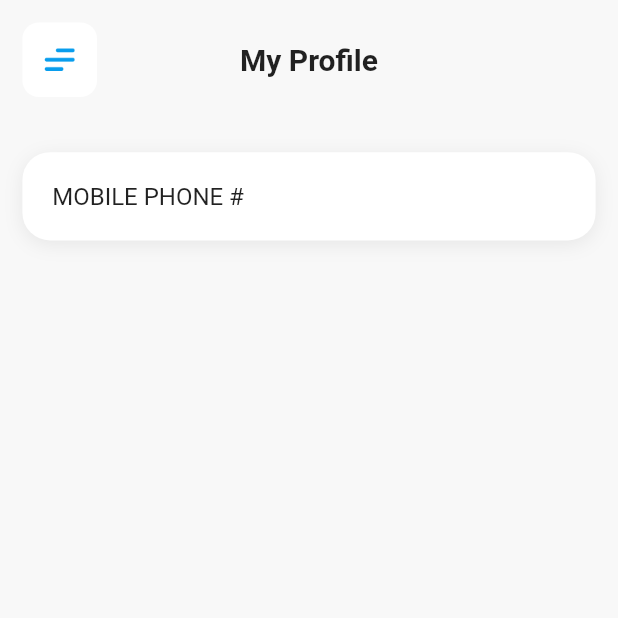
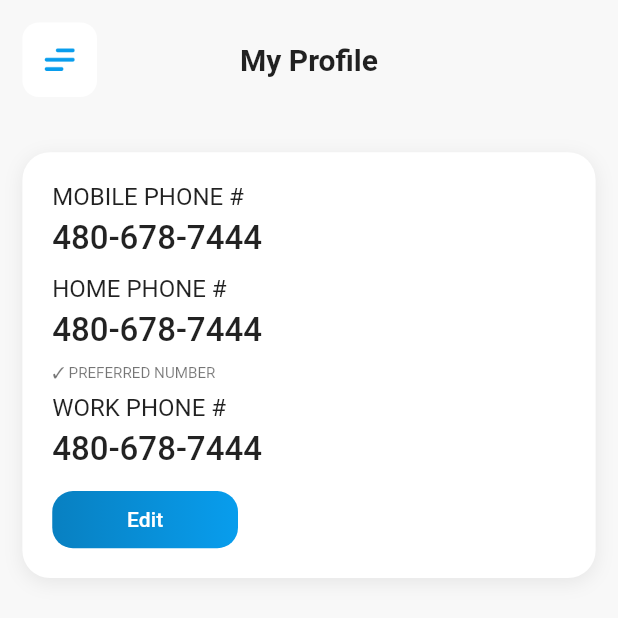
Before and after one commit to GarimaBharatdwaj/american_mile, a Flutter app: the ProfileView screen opened by its route, on a phone screen of 412 x 824 dp, the top half of it. Run offline on Flutter 3.47's test engine with Material 2 defaults, Android fonts, the phone set to English and light mode, and no system bars; our stand-ins replace cached_network_image, flutter_screenutil, gap, get; network calls fail.

Commit message:
button Add

```diff
--- a/lib/app/modules/profile/views/profile_view.dart
+++ b/lib/app/modules/profile/views/profile_view.dart
@@ -1,4 +1,5 @@
 import 'package:american_mile/core/components/rect_icon.dart';
+import 'package:american_mile/core/components/small_button.dart';
 import '../../../../common_lib.dart';
 import '../../../../core/components/index.dart';
 import '../../../../core/utils/index.dart';
@@ -46,12 +47,47 @@ class ProfileView extends GetView<ProfileController> {
                     children: [
                       Row(
                         children: [
-                          Text(
-                            "MOBILE PHONE #",
-                            style: Get.textTheme.titleMedium,
-                          ),
+                          Text("MOBILE PHONE #",
+                              style: Get.textTheme.titleMedium),
                         ],
-                      )
+                      ),
+                      Gap(6.h),
+                      Text(
+                        "480-678-7444",
+                        style: Get.textTheme.titleLarge?.copyWith(
+                          fontSize: 24.sp,
+                        ),
+                      ),
+                      Gap(12.h),
+                      Text("HOME PHONE #", style: Get.textTheme.titleMedium),
+                      Gap(6.h),
+                      Text(
+                        "480-678-7444",
+                        style: Get.textTheme.titleLarge?.copyWith(
+                          fontSize: 24.sp,
+                        ),
+                      ),
+                      Gap(8.h),
+                      Text(
+                        "✓ PREFERRED NUMBER",
+                        style: Get.textTheme.bodySmall?.copyWith(
+                          fontSize: 11.sp,
+                        ),
+                      ),
+                      Gap(8.h),
+                      Text("WORK PHONE #", style: Get.textTheme.titleMedium),
+                      Gap(6.h),
+                      Text(
+                        "480-678-7444",
+                        style: Get.textTheme.titleLarge?.copyWith(
+                          fontSize: 24.sp,
+                        ),
+                      ),
+                      Gap(16.h),
+                      RectSmallButton(
+                        buttonText: "Edit",
+                        onTap: () {},
+                      ),
                     ],
                   ),
                 ),
--- /dev/null
+++ b/lib/core/components/small_button.dart
@@ -0,0 +1,34 @@
+import '../../common_lib.dart';
+import '../utils/index.dart';
+
+class RectSmallButton extends StatelessWidget {
+  final String buttonText;
+  final void Function() onTap;
+  const RectSmallButton({
+    super.key,
+    required this.buttonText,
+    required this.onTap,
+  });
+
+  @override
+  Widget build(BuildContext context) {
+    return GestureDetector(
+      onTap: onTap,
+      child: Container(
+        padding: EdgeInsets.symmetric(
+          horizontal: 50.w,
+          vertical: 12.h,
+        ),
+        decoration: BoxDecoration(
+            gradient: LinearGradient(
+              colors: [AppColors.primaryDark, AppColors.primary],
+            ),
+            borderRadius: BorderRadius.circular(15.r)),
+        child: Text(
+          buttonText,
+          style: Get.textTheme.titleSmall?.copyWith(color: AppColors.white),
+        ),
+      ),
+    );
+  }
+}
--- a/lib/core/utils/app_colors.dart
+++ b/lib/core/utils/app_colors.dart
@@ -2,6 +2,7 @@ import '../../common_lib.dart';
 
 class AppColors {
   static Color primary = const Color(0xFF089DED);
+  static Color primaryDark = const Color(0xFF0880C1);
   static Color secondry = const Color(0xFF8F94FB);
   static Color primaryLight = const Color(0xFF62AFB2);
   static Color textFieldBackground = const Color(0xFFFAFAFA);
```
